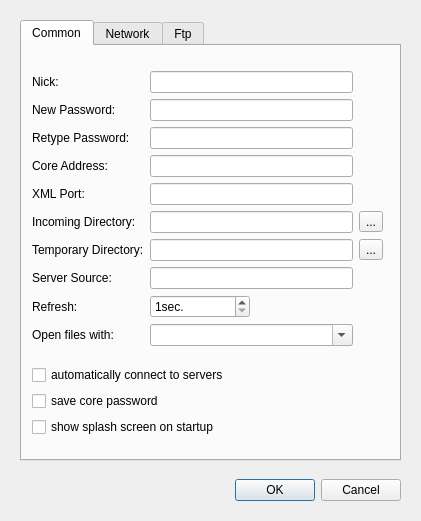
Above: juicer/src/qajoptionsdialogbase.ui from applejuicenetz/gui-juicer before the change. Below: the same form after it.
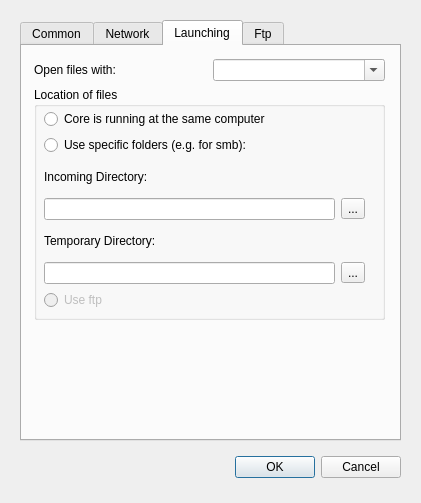
That is the form after the change. The open tabs and pages were chosen to show the change.

Commit message: now you can specify a location of temp and incoming directory for opening of files

What changed in the file:
```diff
--- a/juicer/src/qajoptionsdialogbase.ui
+++ b/juicer/src/qajoptionsdialogbase.ui
@@ -6,12 +6,57 @@
     <x>0</x>
     <y>0</y>
     <width>421</width>
-    <height>521</height>
+    <height>503</height>
    </rect>
   </property>
   <property name="windowTitle" >
    <string>Configure</string>
   </property>
+  <widget class="QWidget" name="layoutWidget" >
+   <property name="geometry" >
+    <rect>
+     <x>20</x>
+     <y>451</y>
+     <width>381</width>
+     <height>33</height>
+    </rect>
+   </property>
+   <layout class="QHBoxLayout" >
+    <property name="margin" >
+     <number>0</number>
+    </property>
+    <property name="spacing" >
+     <number>6</number>
+    </property>
+    <item>
+     <spacer>
+      <property name="orientation" >
+       <enum>Qt::Horizontal</enum>
+      </property>
+      <property name="sizeHint" >
+       <size>
+        <width>131</width>
+        <height>31</height>
+       </size>
+      </property>
+     </spacer>
+    </item>
+    <item>
+     <widget class="QPushButton" name="okButton" >
+      <property name="text" >
+       <string>OK</string>
+      </property>
+     </widget>
+    </item>
+    <item>
+     <widget class="QPushButton" name="cancelButton" >
+      <property name="text" >
+       <string>Cancel</string>
+      </property>
+     </widget>
+    </item>
+   </layout>
+  </widget>
   <widget class="QTabWidget" name="tabWidget" >
    <property name="enabled" >
     <bool>true</bool>
@@ -21,7 +66,7 @@
      <x>20</x>
      <y>20</y>
      <width>381</width>
-     <height>441</height>
+     <height>421</height>
     </rect>
    </property>
    <property name="currentIndex" >
@@ -31,13 +76,13 @@
     <attribute name="title" >
      <string>Common</string>
     </attribute>
-    <widget class="QWidget" name="" >
+    <widget class="QWidget" name="layoutWidget" >
      <property name="geometry" >
       <rect>
-       <x>10</x>
-       <y>12</y>
+       <x>11</x>
+       <y>14</y>
        <width>351</width>
-       <height>393</height>
+       <height>365</height>
       </rect>
      </property>
      <layout class="QVBoxLayout" >
@@ -55,6 +100,27 @@
         <property name="spacing" >
          <number>6</number>
         </property>
+        <item row="5" column="2" >
+         <widget class="QToolButton" name="incomingButton" >
+          <property name="text" >
+           <string>...</string>
+          </property>
+         </widget>
+        </item>
+        <item row="2" column="0" >
+         <widget class="QLabel" name="label_3" >
+          <property name="text" >
+           <string>Retype Password:</string>
+          </property>
+         </widget>
+        </item>
+        <item row="6" column="2" >
+         <widget class="QToolButton" name="tempButton" >
+          <property name="text" >
+           <string>...</string>
+          </property>
+         </widget>
+        </item>
         <item row="3" column="1" >
          <widget class="QLineEdit" name="coreEdit" />
         </item>
@@ -65,26 +131,13 @@
           </property>
          </widget>
         </item>
-        <item row="6" column="2" >
-         <widget class="QToolButton" name="tempButton" >
+        <item row="7" column="0" >
+         <widget class="QLabel" name="label_8" >
           <property name="text" >
            <string>...</string>
           </property>
          </widget>
         </item>
-        <item row="5" column="1" >
-         <widget class="QLineEdit" name="incomingEdit" />
-        </item>
-        <item row="9" column="0" >
-         <widget class="QLabel" name="label_22" >
-          <property name="text" >
-           <string>Open files with:</string>
-          </property>
-         </widget>
-        </item>
-        <item row="2" column="1" >
-         <widget class="QLineEdit" name="retypeEdit" />
-        </item>
         <item row="8" column="0" >
          <widget class="QLabel" name="label_9" >
           <property name="text" >
@@ -92,6 +145,42 @@
           </property>
          </widget>
         </item>
+        <item row="7" column="1" >
+         <widget class="QLineEdit" name="serverEdit" />
+        </item>
+        <item row="3" column="0" >
+         <widget class="QLabel" name="label_4" >
+          <property name="text" >
+           <string>Core Address:</string>
+          </property>
+         </widget>
+        </item>
+        <item row="0" column="0" >
+         <widget class="QLabel" name="label" >
+          <property name="text" >
+           <string>Nick:</string>
+          </property>
+         </widget>
+        </item>
+        <item row="4" column="1" >
+         <widget class="QLineEdit" name="xmlEdit" />
+        </item>
+        <item row="5" column="1" >
+         <widget class="QLineEdit" name="incomingEdit" />
+        </item>
+        <item row="6" column="1" >
+         <widget class="QLineEdit" name="tempEdit" />
+        </item>
+        <item row="1" column="1" >
+         <widget class="QLineEdit" name="passwordEdit" />
+        </item>
+        <item row="5" column="0" >
+         <widget class="QLabel" name="label_6" >
+          <property name="text" >
+           <string>Incoming Directory:</string>
+          </property>
+         </widget>
+        </item>
         <item row="8" column="1" >
          <widget class="QSpinBox" name="refreshSpin" >
           <property name="maximumSize" >
@@ -108,34 +197,6 @@
           </property>
          </widget>
         </item>
-        <item row="5" column="2" >
-         <widget class="QToolButton" name="incomingButton" >
-          <property name="text" >
-           <string>...</string>
-          </property>
-         </widget>
-        </item>
-        <item row="3" column="0" >
-         <widget class="QLabel" name="label_4" >
-          <property name="text" >
-           <string>Core Address:</string>
-          </property>
-         </widget>
-        </item>
-        <item row="9" column="1" >
-         <widget class="QComboBox" name="launchCombo" >
-          <property name="editable" >
-           <bool>true</bool>
-          </property>
-         </widget>
-        </item>
-        <item row="0" column="0" >
-         <widget class="QLabel" name="label" >
-          <property name="text" >
-           <string>Nick:</string>
-          </property>
-         </widget>
-        </item>
         <item row="6" column="0" >
          <widget class="QLabel" name="label_7" >
           <property name="text" >
@@ -143,6 +204,9 @@
           </property>
          </widget>
         </item>
+        <item row="2" column="1" >
+         <widget class="QLineEdit" name="retypeEdit" />
+        </item>
         <item row="4" column="0" >
          <widget class="QLabel" name="label_5" >
           <property name="text" >
@@ -150,42 +214,9 @@
           </property>
          </widget>
         </item>
-        <item row="4" column="1" >
-         <widget class="QLineEdit" name="xmlEdit" />
-        </item>
-        <item row="2" column="0" >
-         <widget class="QLabel" name="label_3" >
-          <property name="text" >
-           <string>Retype Password:</string>
-          </property>
-         </widget>
-        </item>
-        <item row="6" column="1" >
-         <widget class="QLineEdit" name="tempEdit" />
-        </item>
         <item row="0" column="1" >
          <widget class="QLineEdit" name="nickEdit" />
         </item>
-        <item row="1" column="1" >
-         <widget class="QLineEdit" name="passwordEdit" />
-        </item>
-        <item row="7" column="1" >
-         <widget class="QLineEdit" name="serverEdit" />
-        </item>
-        <item row="7" column="0" >
-         <widget class="QLabel" name="label_8" >
-          <property name="text" >
-           <string>Server Source:</string>
-          </property>
-         </widget>
-        </item>
-        <item row="5" column="0" >
-         <widget class="QLabel" name="label_6" >
-          <property name="text" >
-           <string>Incoming Directory:</string>
-          </property>
-         </widget>
-        </item>
        </layout>
       </item>
       <item>
@@ -375,6 +406,146 @@
      </layout>
     </widget>
    </widget>
+   <widget class="QWidget" name="tab_3" >
+    <attribute name="title" >
+     <string>Launching</string>
+    </attribute>
+    <widget class="QWidget" name="layoutWidget" >
+     <property name="geometry" >
+      <rect>
+       <x>12</x>
+       <y>13</y>
+       <width>351</width>
+       <height>261</height>
+      </rect>
+     </property>
+     <layout class="QVBoxLayout" >
+      <property name="margin" >
+       <number>0</number>
+      </property>
+      <property name="spacing" >
+       <number>6</number>
+      </property>
+      <item>
+       <layout class="QHBoxLayout" >
+        <property name="margin" >
+         <number>0</number>
+        </property>
+        <property name="spacing" >
+         <number>6</number>
+        </property>
+        <item>
+         <widget class="QLabel" name="label_22" >
+          <property name="text" >
+           <string>Open files with:</string>
+          </property>
+         </widget>
+        </item>
+        <item>
+         <widget class="QComboBox" name="launchCombo" >
+          <property name="editable" >
+           <bool>true</bool>
+          </property>
+         </widget>
+        </item>
+       </layout>
+      </item>
+      <item>
+       <widget class="QGroupBox" name="groupBox" >
+        <property name="title" >
+         <string>Location of files</string>
+        </property>
+        <widget class="QWidget" name="layoutWidget" >
+         <property name="geometry" >
+          <rect>
+           <x>10</x>
+           <y>22</y>
+           <width>321</width>
+           <height>201</height>
+          </rect>
+         </property>
+         <layout class="QVBoxLayout" >
+          <property name="margin" >
+           <number>0</number>
+          </property>
+          <property name="spacing" >
+           <number>6</number>
+          </property>
+          <item>
+           <widget class="QRadioButton" name="sameComputerRadio" >
+            <property name="text" >
+             <string>Core is running at the same computer</string>
+            </property>
+           </widget>
+          </item>
+          <item>
+           <widget class="QRadioButton" name="specificRadio" >
+            <property name="text" >
+             <string>Use specific folders (e.g. for smb):</string>
+            </property>
+           </widget>
+          </item>
+          <item>
+           <layout class="QGridLayout" >
+            <property name="margin" >
+             <number>0</number>
+            </property>
+            <property name="spacing" >
+             <number>6</number>
+            </property>
+            <item row="1" column="1" >
+             <widget class="QToolButton" name="incomingSpecificButton" >
+              <property name="text" >
+               <string>...</string>
+              </property>
+             </widget>
+            </item>
+            <item row="2" column="0" >
+             <widget class="QLabel" name="tempSpecificLabel" >
+              <property name="text" >
+               <string>Temporary Directory:</string>
+              </property>
+             </widget>
+            </item>
+            <item row="1" column="0" >
+             <widget class="QLineEdit" name="incomingSpecificEdit" />
+            </item>
+            <item row="0" column="0" >
+             <widget class="QLabel" name="incomingSpecificLabel" >
+              <property name="text" >
+               <string>Incoming Directory:</string>
+              </property>
+             </widget>
+            </item>
+            <item row="3" column="0" >
+             <widget class="QLineEdit" name="tempSpecificEdit" />
+            </item>
+            <item row="3" column="1" >
+             <widget class="QToolButton" name="tempSpecificButton" >
+              <property name="text" >
+               <string>...</string>
+              </property>
+             </widget>
+            </item>
+           </layout>
+          </item>
+          <item>
+           <widget class="QRadioButton" name="ftpRadio" >
+            <property name="enabled" >
+             <bool>false</bool>
+            </property>
+            <property name="text" >
+             <string>Use ftp</string>
+            </property>
+           </widget>
+          </item>
+         </layout>
+        </widget>
+       </widget>
+      </item>
+     </layout>
+    </widget>
+   </widget>
    <widget class="QWidget" name="ftp_tab" >
     <attribute name="title" >
      <string>Ftp</string>
@@ -453,51 +624,6 @@
     </widget>
    </widget>
   </widget>
-  <widget class="QWidget" name="layoutWidget" >
-   <property name="geometry" >
-    <rect>
-     <x>20</x>
-     <y>474</y>
-     <width>381</width>
-     <height>33</height>
-    </rect>
-   </property>
-   <layout class="QHBoxLayout" >
-    <property name="margin" >
-     <number>0</number>
-    </property>
-    <property name="spacing" >
-     <number>6</number>
-    </property>
-    <item>
-     <spacer>
-      <property name="orientation" >
-       <enum>Qt::Horizontal</enum>
-      </property>
-      <property name="sizeHint" >
-       <size>
-        <width>131</width>
-        <height>31</height>
-       </size>
-      </property>
-     </spacer>
-    </item>
-    <item>
-     <widget class="QPushButton" name="okButton" >
-      <property name="text" >
-       <string>OK</string>
-      </property>
-     </widget>
-    </item>
-    <item>
-     <widget class="QPushButton" name="cancelButton" >
-      <property name="text" >
-       <string>Cancel</string>
-      </property>
-     </widget>
-    </item>
-   </layout>
-  </widget>
  </widget>
  <tabstops>
   <tabstop>okButton</tabstop>
```
Left out of the diff: 2 changed lines with no effect on the pictures. The commit also changes 4 other files.
